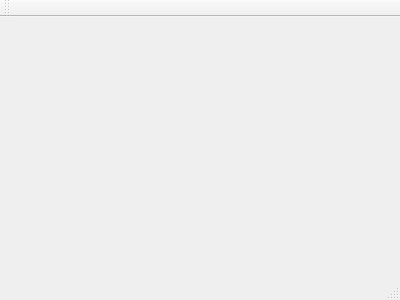
First picture: the form in mainwindow.ui, repository Mike308/Gui-Modbus-Master, before the edit.
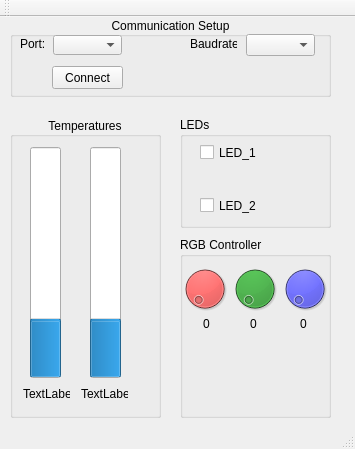
Second picture: the form after the edit.

```diff
--- a/mainwindow.ui
+++ b/mainwindow.ui
@@ -1,24 +1,1566 @@
 <ui version="4.0">
  <class>MainWindow</class>
- <widget class="QMainWindow" name="MainWindow" >
-  <property name="geometry" >
+ <widget class="QMainWindow" name="MainWindow">
+  <property name="geometry">
    <rect>
     <x>0</x>
     <y>0</y>
-    <width>400</width>
-    <height>300</height>
+    <width>355</width>
+    <height>449</height>
    </rect>
   </property>
-  <property name="windowTitle" >
+  <property name="minimumSize">
+   <size>
+    <width>355</width>
+    <height>449</height>
+   </size>
+  </property>
+  <property name="maximumSize">
+   <size>
+    <width>355</width>
+    <height>449</height>
+   </size>
+  </property>
+  <property name="windowTitle">
    <string>MainWindow</string>
   </property>
-  <widget class="QMenuBar" name="menuBar" />
-  <widget class="QToolBar" name="mainToolBar" />
-  <widget class="QWidget" name="centralWidget" />
-  <widget class="QStatusBar" name="statusBar" />
+  <widget class="QWidget" name="centralWidget">
+   <widget class="QGroupBox" name="groupBox">
+    <property name="geometry">
+     <rect>
+      <x>10</x>
+      <y>0</y>
+      <width>321</width>
+      <height>80</height>
+     </rect>
+    </property>
+    <property name="title">
+     <string>Communication Setup</string>
+    </property>
+    <property name="alignment">
+     <set>Qt::AlignCenter</set>
+    </property>
+    <widget class="QLabel" name="label">
+     <property name="geometry">
+      <rect>
+       <x>10</x>
+       <y>20</y>
+       <width>47</width>
+       <height>13</height>
+      </rect>
+     </property>
+     <property name="text">
+      <string>Port:</string>
+     </property>
+    </widget>
+    <widget class="QLabel" name="label_2">
+     <property name="geometry">
+      <rect>
+       <x>180</x>
+       <y>20</y>
+       <width>47</width>
+       <height>13</height>
+      </rect>
+     </property>
+     <property name="text">
+      <string>Baudrate:</string>
+     </property>
+    </widget>
+    <widget class="QComboBox" name="comboBox">
+     <property name="geometry">
+      <rect>
+       <x>43</x>
+       <y>18</y>
+       <width>69</width>
+       <height>20</height>
+      </rect>
+     </property>
+    </widget>
+    <widget class="QComboBox" name="comboBox_2">
+     <property name="geometry">
+      <rect>
+       <x>236</x>
+       <y>17</y>
+       <width>69</width>
+       <height>22</height>
+      </rect>
+     </property>
+    </widget>
+    <widget class="QPushButton" name="pushButton">
+     <property name="geometry">
+      <rect>
+       <x>42</x>
+       <y>49</y>
+       <width>71</width>
+       <height>23</height>
+      </rect>
+     </property>
+     <property name="text">
+      <string>Connect</string>
+     </property>
+    </widget>
+   </widget>
+   <widget class="QGroupBox" name="groupBox_2">
+    <property name="geometry">
+     <rect>
+      <x>10</x>
+      <y>100</y>
+      <width>151</width>
+      <height>301</height>
+     </rect>
+    </property>
+    <property name="title">
+     <string>Temperatures</string>
+    </property>
+    <property name="alignment">
+     <set>Qt::AlignCenter</set>
+    </property>
+    <widget class="QProgressBar" name="progressBar">
+     <property name="geometry">
+      <rect>
+       <x>20</x>
+       <y>30</y>
+       <width>31</width>
+       <height>231</height>
+      </rect>
+     </property>
+     <property name="value">
+      <number>24</number>
+     </property>
+     <property name="orientation">
+      <enum>Qt::Vertical</enum>
+     </property>
+    </widget>
+    <widget class="QProgressBar" name="progressBar_2">
+     <property name="geometry">
+      <rect>
+       <x>80</x>
+       <y>30</y>
+       <width>31</width>
+       <height>231</height>
+      </rect>
+     </property>
+     <property name="value">
+      <number>24</number>
+     </property>
+     <property name="orientation">
+      <enum>Qt::Vertical</enum>
+     </property>
+    </widget>
+    <widget class="QLabel" name="label_3">
+     <property name="geometry">
+      <rect>
+       <x>13</x>
+       <y>270</y>
+       <width>47</width>
+       <height>13</height>
+      </rect>
+     </property>
+     <property name="text">
+      <string>TextLabel</string>
+     </property>
+    </widget>
+    <widget class="QLabel" name="label_4">
+     <property name="geometry">
+      <rect>
+       <x>71</x>
+       <y>270</y>
+       <width>47</width>
+       <height>13</height>
+      </rect>
+     </property>
+     <property name="text">
+      <string>TextLabel</string>
+     </property>
+    </widget>
+   </widget>
+   <widget class="QGroupBox" name="groupBox_3">
+    <property name="geometry">
+     <rect>
+      <x>180</x>
+      <y>100</y>
+      <width>151</width>
+      <height>111</height>
+     </rect>
+    </property>
+    <property name="title">
+     <string>LEDs</string>
+    </property>
+    <widget class="QCheckBox" name="checkBox">
+     <property name="geometry">
+      <rect>
+       <x>20</x>
+       <y>20</y>
+       <width>81</width>
+       <height>31</height>
+      </rect>
+     </property>
+     <property name="text">
+      <string>LED_1</string>
+     </property>
+    </widget>
+    <widget class="QCheckBox" name="checkBox_2">
+     <property name="geometry">
+      <rect>
+       <x>20</x>
+       <y>80</y>
+       <width>70</width>
+       <height>17</height>
+      </rect>
+     </property>
+     <property name="text">
+      <string>LED_2</string>
+     </property>
+    </widget>
+   </widget>
+   <widget class="QGroupBox" name="groupBox_4">
+    <property name="geometry">
+     <rect>
+      <x>180</x>
+      <y>220</y>
+      <width>151</width>
+      <height>181</height>
+     </rect>
+    </property>
+    <property name="title">
+     <string>RGB Controller</string>
+    </property>
+    <widget class="QDial" name="dial">
+     <property name="geometry">
+      <rect>
+       <x>0</x>
+       <y>20</y>
+       <width>50</width>
+       <height>64</height>
+      </rect>
+     </property>
+     <property name="palette">
+      <palette>
+       <active>
+        <colorrole role="WindowText">
+         <brush brushstyle="SolidPattern">
+          <color alpha="255">
+           <red>0</red>
+           <green>0</green>
+           <blue>0</blue>
+          </color>
+         </brush>
+        </colorrole>
+        <colorrole role="Button">
+         <brush brushstyle="SolidPattern">
+          <color alpha="255">
+           <red>255</red>
+           <green>0</green>
+           <blue>0</blue>
+          </color>
+         </brush>
+        </colorrole>
+        <colorrole role="Light">
+         <brush brushstyle="SolidPattern">
+          <color alpha="255">
+           <red>255</red>
+           <green>127</green>
+           <blue>127</blue>
+          </color>
+         </brush>
+        </colorrole>
+        <colorrole role="Midlight">
+         <brush brushstyle="SolidPattern">
+          <color alpha="255">
+           <red>255</red>
+           <green>63</green>
+           <blue>63</blue>
+          </color>
+         </brush>
+        </colorrole>
+        <colorrole role="Dark">
+         <brush brushstyle="SolidPattern">
+          <color alpha="255">
+           <red>127</red>
+           <green>0</green>
+           <blue>0</blue>
+          </color>
+         </brush>
+        </colorrole>
+        <colorrole role="Mid">
+         <brush brushstyle="SolidPattern">
+          <color alpha="255">
+           <red>170</red>
+           <green>0</green>
+           <blue>0</blue>
+          </color>
+         </brush>
+        </colorrole>
+        <colorrole role="Text">
+         <brush brushstyle="SolidPattern">
+          <color alpha="255">
+           <red>0</red>
+           <green>0</green>
+           <blue>0</blue>
+          </color>
+         </brush>
+        </colorrole>
+        <colorrole role="BrightText">
+         <brush brushstyle="SolidPattern">
+          <color alpha="255">
+           <red>255</red>
+           <green>255</green>
+           <blue>255</blue>
+          </color>
+         </brush>
+        </colorrole>
+        <colorrole role="ButtonText">
+         <brush brushstyle="SolidPattern">
+          <color alpha="255">
+           <red>0</red>
+           <green>0</green>
+           <blue>0</blue>
+          </color>
+         </brush>
+        </colorrole>
+        <colorrole role="Base">
+         <brush brushstyle="SolidPattern">
+          <color alpha="255">
+           <red>255</red>
+           <green>255</green>
+           <blue>255</blue>
+          </color>
+         </brush>
+        </colorrole>
+        <colorrole role="Window">
+         <brush brushstyle="SolidPattern">
+          <color alpha="255">
+           <red>255</red>
+           <green>0</green>
+           <blue>0</blue>
+          </color>
+         </brush>
+        </colorrole>
+        <colorrole role="Shadow">
+         <brush brushstyle="SolidPattern">
+          <color alpha="255">
+           <red>0</red>
+           <green>0</green>
+           <blue>0</blue>
+          </color>
+         </brush>
+        </colorrole>
+        <colorrole role="AlternateBase">
+         <brush brushstyle="SolidPattern">
+          <color alpha="255">
+           <red>255</red>
+           <green>127</green>
+           <blue>127</blue>
+          </color>
+         </brush>
+        </colorrole>
+        <colorrole role="ToolTipBase">
+         <brush brushstyle="SolidPattern">
+          <color alpha="255">
+           <red>255</red>
+           <green>255</green>
+           <blue>220</blue>
+          </color>
+         </brush>
+        </colorrole>
+        <colorrole role="ToolTipText">
+         <brush brushstyle="SolidPattern">
+          <color alpha="255">
+           <red>0</red>
+           <green>0</green>
+           <blue>0</blue>
+          </color>
+         </brush>
+        </colorrole>
+       </active>
+       <inactive>
+        <colorrole role="WindowText">
+         <brush brushstyle="SolidPattern">
+          <color alpha="255">
+           <red>0</red>
+           <green>0</green>
+           <blue>0</blue>
+          </color>
+         </brush>
+        </colorrole>
+        <colorrole role="Button">
+         <brush brushstyle="SolidPattern">
+          <color alpha="255">
+           <red>255</red>
+           <green>0</green>
+           <blue>0</blue>
+          </color>
+         </brush>
+        </colorrole>
+        <colorrole role="Light">
+         <brush brushstyle="SolidPattern">
+          <color alpha="255">
+           <red>255</red>
+           <green>127</green>
+           <blue>127</blue>
+          </color>
+         </brush>
+        </colorrole>
+        <colorrole role="Midlight">
+         <brush brushstyle="SolidPattern">
+          <color alpha="255">
+           <red>255</red>
+           <green>63</green>
+           <blue>63</blue>
+          </color>
+         </brush>
+        </colorrole>
+        <colorrole role="Dark">
+         <brush brushstyle="SolidPattern">
+          <color alpha="255">
+           <red>127</red>
+           <green>0</green>
+           <blue>0</blue>
+          </color>
+         </brush>
+        </colorrole>
+        <colorrole role="Mid">
+         <brush brushstyle="SolidPattern">
+          <color alpha="255">
+           <red>170</red>
+           <green>0</green>
+           <blue>0</blue>
+          </color>
+         </brush>
+        </colorrole>
+        <colorrole role="Text">
+         <brush brushstyle="SolidPattern">
+          <color alpha="255">
+           <red>0</red>
+           <green>0</green>
+           <blue>0</blue>
+          </color>
+         </brush>
+        </colorrole>
+        <colorrole role="BrightText">
+         <brush brushstyle="SolidPattern">
+          <color alpha="255">
+           <red>255</red>
+           <green>255</green>
+           <blue>255</blue>
+          </color>
+         </brush>
+        </colorrole>
+        <colorrole role="ButtonText">
+         <brush brushstyle="SolidPattern">
+          <color alpha="255">
+           <red>0</red>
+           <green>0</green>
+           <blue>0</blue>
+          </color>
+         </brush>
+        </colorrole>
+        <colorrole role="Base">
+         <brush brushstyle="SolidPattern">
+          <color alpha="255">
+           <red>255</red>
+           <green>255</green>
+           <blue>255</blue>
+          </color>
+         </brush>
+        </colorrole>
+        <colorrole role="Window">
+         <brush brushstyle="SolidPattern">
+          <color alpha="255">
+           <red>255</red>
+           <green>0</green>
+           <blue>0</blue>
+          </color>
+         </brush>
+        </colorrole>
+        <colorrole role="Shadow">
+         <brush brushstyle="SolidPattern">
+          <color alpha="255">
+           <red>0</red>
+           <green>0</green>
+           <blue>0</blue>
+          </color>
+         </brush>
+        </colorrole>
+        <colorrole role="AlternateBase">
+         <brush brushstyle="SolidPattern">
+          <color alpha="255">
+           <red>255</red>
+           <green>127</green>
+           <blue>127</blue>
+          </color>
+         </brush>
+        </colorrole>
+        <colorrole role="ToolTipBase">
+         <brush brushstyle="SolidPattern">
+          <color alpha="255">
+           <red>255</red>
+           <green>255</green>
+           <blue>220</blue>
+          </color>
+         </brush>
+        </colorrole>
+        <colorrole role="ToolTipText">
+         <brush brushstyle="SolidPattern">
+          <color alpha="255">
+           <red>0</red>
+           <green>0</green>
+           <blue>0</blue>
+          </color>
+         </brush>
+        </colorrole>
+       </inactive>
+       <disabled>
+        <colorrole role="WindowText">
+         <brush brushstyle="SolidPattern">
+          <color alpha="255">
+           <red>127</red>
+           <green>0</green>
+           <blue>0</blue>
+          </color>
+         </brush>
+        </colorrole>
+        <colorrole role="Button">
+         <brush brushstyle="SolidPattern">
+          <color alpha="255">
+           <red>255</red>
+           <green>0</green>
+           <blue>0</blue>
+          </color>
+         </brush>
+        </colorrole>
+        <colorrole role="Light">
+         <brush brushstyle="SolidPattern">
+          <color alpha="255">
+           <red>255</red>
+           <green>127</green>
+           <blue>127</blue>
+          </color>
+         </brush>
+        </colorrole>
+        <colorrole role="Midlight">
+         <brush brushstyle="SolidPattern">
+          <color alpha="255">
+           <red>255</red>
+           <green>63</green>
+           <blue>63</blue>
+          </color>
+         </brush>
+        </colorrole>
+        <colorrole role="Dark">
+         <brush brushstyle="SolidPattern">
+          <color alpha="255">
+           <red>127</red>
+           <green>0</green>
+           <blue>0</blue>
+          </color>
+         </brush>
+        </colorrole>
+        <colorrole role="Mid">
+         <brush brushstyle="SolidPattern">
+          <color alpha="255">
+           <red>170</red>
+           <green>0</green>
+           <blue>0</blue>
+          </color>
+         </brush>
+        </colorrole>
+        <colorrole role="Text">
+         <brush brushstyle="SolidPattern">
+          <color alpha="255">
+           <red>127</red>
+           <green>0</green>
+           <blue>0</blue>
+          </color>
+         </brush>
+        </colorrole>
+        <colorrole role="BrightText">
+         <brush brushstyle="SolidPattern">
+          <color alpha="255">
+           <red>255</red>
+           <green>255</green>
+           <blue>255</blue>
+          </color>
+         </brush>
+        </colorrole>
+        <colorrole role="ButtonText">
+         <brush brushstyle="SolidPattern">
+          <color alpha="255">
+           <red>127</red>
+           <green>0</green>
+           <blue>0</blue>
+          </color>
+         </brush>
+        </colorrole>
+        <colorrole role="Base">
+         <brush brushstyle="SolidPattern">
+          <color alpha="255">
+           <red>255</red>
+           <green>0</green>
+           <blue>0</blue>
+          </color>
+         </brush>
+        </colorrole>
+        <colorrole role="Window">
+         <brush brushstyle="SolidPattern">
+          <color alpha="255">
+           <red>255</red>
+           <green>0</green>
+           <blue>0</blue>
+          </color>
+         </brush>
+        </colorrole>
+        <colorrole role="Shadow">
+         <brush brushstyle="SolidPattern">
+          <color alpha="255">
+           <red>0</red>
+           <green>0</green>
+           <blue>0</blue>
+          </color>
+         </brush>
+        </colorrole>
+        <colorrole role="AlternateBase">
+         <brush brushstyle="SolidPattern">
+          <color alpha="255">
+           <red>255</red>
+           <green>0</green>
+           <blue>0</blue>
+          </color>
+         </brush>
+        </colorrole>
+        <colorrole role="ToolTipBase">
+         <brush brushstyle="SolidPattern">
+          <color alpha="255">
+           <red>255</red>
+           <green>255</green>
+           <blue>220</blue>
+          </color>
+         </brush>
+        </colorrole>
+        <colorrole role="ToolTipText">
+         <brush brushstyle="SolidPattern">
+          <color alpha="255">
+           <red>0</red>
+           <green>0</green>
+           <blue>0</blue>
+          </color>
+         </brush>
+        </colorrole>
+       </disabled>
+      </palette>
+     </property>
+    </widget>
+    <widget class="QDial" name="dial_2">
+     <property name="geometry">
+      <rect>
+       <x>50</x>
+       <y>20</y>
+       <width>50</width>
+       <height>64</height>
+      </rect>
+     </property>
+     <property name="palette">
+      <palette>
+       <active>
+        <colorrole role="WindowText">
+         <brush brushstyle="SolidPattern">
+          <color alpha="255">
+           <red>0</red>
+           <green>0</green>
+           <blue>0</blue>
+          </color>
+         </brush>
+        </colorrole>
+        <colorrole role="Button">
+         <brush brushstyle="SolidPattern">
+          <color alpha="255">
+           <red>0</red>
+           <green>170</green>
+           <blue>0</blue>
+          </color>
+         </brush>
+        </colorrole>
+        <colorrole role="Light">
+         <brush brushstyle="SolidPattern">
+          <color alpha="255">
+           <red>0</red>
+           <green>255</green>
+           <blue>0</blue>
+          </color>
+         </brush>
+        </colorrole>
+        <colorrole role="Midlight">
+         <brush brushstyle="SolidPattern">
+          <color alpha="255">
+           <red>0</red>
+           <green>212</green>
+           <blue>0</blue>
+          </color>
+         </brush>
+        </colorrole>
+        <colorrole role="Dark">
+         <brush brushstyle="SolidPattern">
+          <color alpha="255">
+           <red>0</red>
+           <green>85</green>
+           <blue>0</blue>
+          </color>
+         </brush>
+        </colorrole>
+        <colorrole role="Mid">
+         <brush brushstyle="SolidPattern">
+          <color alpha="255">
+           <red>0</red>
+           <green>113</green>
+           <blue>0</blue>
+          </color>
+         </brush>
+        </colorrole>
+        <colorrole role="Text">
+         <brush brushstyle="SolidPattern">
+          <color alpha="255">
+           <red>0</red>
+           <green>0</green>
+           <blue>0</blue>
+          </color>
+         </brush>
+        </colorrole>
+        <colorrole role="BrightText">
+         <brush brushstyle="SolidPattern">
+          <color alpha="255">
+           <red>255</red>
+           <green>255</green>
+           <blue>255</blue>
+          </color>
+         </brush>
+        </colorrole>
+        <colorrole role="ButtonText">
+         <brush brushstyle="SolidPattern">
+          <color alpha="255">
+           <red>0</red>
+           <green>0</green>
+           <blue>0</blue>
+          </color>
+         </brush>
+        </colorrole>
+        <colorrole role="Base">
+         <brush brushstyle="SolidPattern">
+          <color alpha="255">
+           <red>255</red>
+           <green>255</green>
+           <blue>255</blue>
+          </color>
+         </brush>
+        </colorrole>
+        <colorrole role="Window">
+         <brush brushstyle="SolidPattern">
+          <color alpha="255">
+           <red>0</red>
+           <green>170</green>
+           <blue>0</blue>
+          </color>
+         </brush>
+        </colorrole>
+        <colorrole role="Shadow">
+         <brush brushstyle="SolidPattern">
+          <color alpha="255">
+           <red>0</red>
+           <green>0</green>
+           <blue>0</blue>
+          </color>
+         </brush>
+        </colorrole>
+        <colorrole role="AlternateBase">
+         <brush brushstyle="SolidPattern">
+          <color alpha="255">
+           <red>127</red>
+           <green>212</green>
+           <blue>127</blue>
+          </color>
+         </brush>
+        </colorrole>
+        <colorrole role="ToolTipBase">
+         <brush brushstyle="SolidPattern">
+          <color alpha="255">
+           <red>255</red>
+           <green>255</green>
+           <blue>220</blue>
+          </color>
+         </brush>
+        </colorrole>
+        <colorrole role="ToolTipText">
+         <brush brushstyle="SolidPattern">
+          <color alpha="255">
+           <red>0</red>
+           <green>0</green>
+           <blue>0</blue>
+          </color>
+         </brush>
+        </colorrole>
+       </active>
+       <inactive>
+        <colorrole role="WindowText">
+         <brush brushstyle="SolidPattern">
+          <color alpha="255">
+           <red>0</red>
+           <green>0</green>
+           <blue>0</blue>
+          </color>
+         </brush>
+        </colorrole>
+        <colorrole role="Button">
+         <brush brushstyle="SolidPattern">
+          <color alpha="255">
+           <red>0</red>
+           <green>170</green>
+           <blue>0</blue>
+          </color>
+         </brush>
+        </colorrole>
+        <colorrole role="Light">
+         <brush brushstyle="SolidPattern">
+          <color alpha="255">
+           <red>0</red>
+           <green>255</green>
+           <blue>0</blue>
+          </color>
+         </brush>
+        </colorrole>
+        <colorrole role="Midlight">
+         <brush brushstyle="SolidPattern">
+          <color alpha="255">
+           <red>0</red>
+           <green>212</green>
+           <blue>0</blue>
+          </color>
+         </brush>
+        </colorrole>
+        <colorrole role="Dark">
+         <brush brushstyle="SolidPattern">
+          <color alpha="255">
+           <red>0</red>
+           <green>85</green>
+           <blue>0</blue>
+          </color>
+         </brush>
+        </colorrole>
+        <colorrole role="Mid">
+         <brush brushstyle="SolidPattern">
+          <color alpha="255">
+           <red>0</red>
+           <green>113</green>
+           <blue>0</blue>
+          </color>
+         </brush>
+        </colorrole>
+        <colorrole role="Text">
+         <brush brushstyle="SolidPattern">
+          <color alpha="255">
+           <red>0</red>
+           <green>0</green>
+           <blue>0</blue>
+          </color>
+         </brush>
+        </colorrole>
+        <colorrole role="BrightText">
+         <brush brushstyle="SolidPattern">
+          <color alpha="255">
+           <red>255</red>
+           <green>255</green>
+           <blue>255</blue>
+          </color>
+         </brush>
+        </colorrole>
+        <colorrole role="ButtonText">
+         <brush brushstyle="SolidPattern">
+          <color alpha="255">
+           <red>0</red>
+           <green>0</green>
+           <blue>0</blue>
+          </color>
+         </brush>
+        </colorrole>
+        <colorrole role="Base">
+         <brush brushstyle="SolidPattern">
+          <color alpha="255">
+           <red>255</red>
+           <green>255</green>
+           <blue>255</blue>
+          </color>
+         </brush>
+        </colorrole>
+        <colorrole role="Window">
+         <brush brushstyle="SolidPattern">
+          <color alpha="255">
+           <red>0</red>
+           <green>170</green>
+           <blue>0</blue>
+          </color>
+         </brush>
+        </colorrole>
+        <colorrole role="Shadow">
+         <brush brushstyle="SolidPattern">
+          <color alpha="255">
+           <red>0</red>
+           <green>0</green>
+           <blue>0</blue>
+          </color>
+         </brush>
+        </colorrole>
+        <colorrole role="AlternateBase">
+         <brush brushstyle="SolidPattern">
+          <color alpha="255">
+           <red>127</red>
+           <green>212</green>
+           <blue>127</blue>
+          </color>
+         </brush>
+        </colorrole>
+        <colorrole role="ToolTipBase">
+         <brush brushstyle="SolidPattern">
+          <color alpha="255">
+           <red>255</red>
+           <green>255</green>
+           <blue>220</blue>
+          </color>
+         </brush>
+        </colorrole>
+        <colorrole role="ToolTipText">
+         <brush brushstyle="SolidPattern">
+          <color alpha="255">
+           <red>0</red>
+           <green>0</green>
+           <blue>0</blue>
+          </color>
+         </brush>
+        </colorrole>
+       </inactive>
+       <disabled>
+        <colorrole role="WindowText">
+         <brush brushstyle="SolidPattern">
+          <color alpha="255">
+           <red>0</red>
+           <green>85</green>
+           <blue>0</blue>
+          </color>
+         </brush>
+        </colorrole>
+        <colorrole role="Button">
+         <brush brushstyle="SolidPattern">
+          <color alpha="255">
+           <red>0</red>
+           <green>170</green>
+           <blue>0</blue>
+          </color>
+         </brush>
+        </colorrole>
+        <colorrole role="Light">
+         <brush brushstyle="SolidPattern">
+          <color alpha="255">
+           <red>0</red>
+           <green>255</green>
+           <blue>0</blue>
+          </color>
+         </brush>
+        </colorrole>
+        <colorrole role="Midlight">
+         <brush brushstyle="SolidPattern">
+          <color alpha="255">
+           <red>0</red>
+           <green>212</green>
+           <blue>0</blue>
+          </color>
+         </brush>
+        </colorrole>
+        <colorrole role="Dark">
+         <brush brushstyle="SolidPattern">
+          <color alpha="255">
+           <red>0</red>
+           <green>85</green>
+           <blue>0</blue>
+          </color>
+         </brush>
+        </colorrole>
+        <colorrole role="Mid">
+         <brush brushstyle="SolidPattern">
+          <color alpha="255">
+           <red>0</red>
+           <green>113</green>
+           <blue>0</blue>
+          </color>
+         </brush>
+        </colorrole>
+        <colorrole role="Text">
+         <brush brushstyle="SolidPattern">
+          <color alpha="255">
+           <red>0</red>
+           <green>85</green>
+           <blue>0</blue>
+          </color>
+         </brush>
+        </colorrole>
+        <colorrole role="BrightText">
+         <brush brushstyle="SolidPattern">
+          <color alpha="255">
+           <red>255</red>
+           <green>255</green>
+           <blue>255</blue>
+          </color>
+         </brush>
+        </colorrole>
+        <colorrole role="ButtonText">
+         <brush brushstyle="SolidPattern">
+          <color alpha="255">
+           <red>0</red>
+           <green>85</green>
+           <blue>0</blue>
+          </color>
+         </brush>
+        </colorrole>
+        <colorrole role="Base">
+         <brush brushstyle="SolidPattern">
+          <color alpha="255">
+           <red>0</red>
+           <green>170</green>
+           <blue>0</blue>
+          </color>
+         </brush>
+        </colorrole>
+        <colorrole role="Window">
+         <brush brushstyle="SolidPattern">
+          <color alpha="255">
+           <red>0</red>
+           <green>170</green>
+           <blue>0</blue>
+          </color>
+         </brush>
+        </colorrole>
+        <colorrole role="Shadow">
+         <brush brushstyle="SolidPattern">
+          <color alpha="255">
+           <red>0</red>
+           <green>0</green>
+           <blue>0</blue>
+          </color>
+         </brush>
+        </colorrole>
+        <colorrole role="AlternateBase">
+         <brush brushstyle="SolidPattern">
+          <color alpha="255">
+           <red>0</red>
+           <green>170</green>
+           <blue>0</blue>
+          </color>
+         </brush>
+        </colorrole>
+        <colorrole role="ToolTipBase">
+         <brush brushstyle="SolidPattern">
+          <color alpha="255">
+           <red>255</red>
+           <green>255</green>
+           <blue>220</blue>
+          </color>
+         </brush>
+        </colorrole>
+        <colorrole role="ToolTipText">
+         <brush brushstyle="SolidPattern">
+          <color alpha="255">
+           <red>0</red>
+           <green>0</green>
+           <blue>0</blue>
+          </color>
+         </brush>
+        </colorrole>
+       </disabled>
+      </palette>
+     </property>
+    </widget>
+    <widget class="QDial" name="dial_3">
+     <property name="geometry">
+      <rect>
+       <x>100</x>
+       <y>20</y>
+       <width>50</width>
+       <height>64</height>
+      </rect>
+     </property>
+     <property name="palette">
+      <palette>
+       <active>
+        <colorrole role="WindowText">
+         <brush brushstyle="SolidPattern">
+          <color alpha="255">
+           <red>0</red>
+           <green>0</green>
+           <blue>0</blue>
+          </color>
+         </brush>
+        </colorrole>
+        <colorrole role="Button">
+         <brush brushstyle="SolidPattern">
+          <color alpha="255">
+           <red>0</red>
+           <green>0</green>
+           <blue>255</blue>
+          </color>
+         </brush>
+        </colorrole>
+        <colorrole role="Light">
+         <brush brushstyle="SolidPattern">
+          <color alpha="255">
+           <red>127</red>
+           <green>127</green>
+           <blue>255</blue>
+          </color>
+         </brush>
+        </colorrole>
+        <colorrole role="Midlight">
+         <brush brushstyle="SolidPattern">
+          <color alpha="255">
+           <red>63</red>
+           <green>63</green>
+           <blue>255</blue>
+          </color>
+         </brush>
+        </colorrole>
+        <colorrole role="Dark">
+         <brush brushstyle="SolidPattern">
+          <color alpha="255">
+           <red>0</red>
+           <green>0</green>
+           <blue>127</blue>
+          </color>
+         </brush>
+        </colorrole>
+        <colorrole role="Mid">
+         <brush brushstyle="SolidPattern">
+          <color alpha="255">
+           <red>0</red>
+           <green>0</green>
+           <blue>170</blue>
+          </color>
+         </brush>
+        </colorrole>
+        <colorrole role="Text">
+         <brush brushstyle="SolidPattern">
+          <color alpha="255">
+           <red>0</red>
+           <green>0</green>
+           <blue>0</blue>
+          </color>
+         </brush>
+        </colorrole>
+        <colorrole role="BrightText">
+         <brush brushstyle="SolidPattern">
+          <color alpha="255">
+           <red>255</red>
+           <green>255</green>
+           <blue>255</blue>
+          </color>
+         </brush>
+        </colorrole>
+        <colorrole role="ButtonText">
+         <brush brushstyle="SolidPattern">
+          <color alpha="255">
+           <red>0</red>
+           <green>0</green>
+           <blue>0</blue>
+          </color>
+         </brush>
+        </colorrole>
+        <colorrole role="Base">
+         <brush brushstyle="SolidPattern">
+          <color alpha="255">
+           <red>255</red>
+           <green>255</green>
+           <blue>255</blue>
+          </color>
+         </brush>
+        </colorrole>
+        <colorrole role="Window">
+         <brush brushstyle="SolidPattern">
+          <color alpha="255">
+           <red>0</red>
+           <green>0</green>
+           <blue>255</blue>
+          </color>
+         </brush>
+        </colorrole>
+        <colorrole role="Shadow">
+         <brush brushstyle="SolidPattern">
+          <color alpha="255">
+           <red>0</red>
+           <green>0</green>
+           <blue>0</blue>
+          </color>
+         </brush>
+        </colorrole>
+        <colorrole role="AlternateBase">
+         <brush brushstyle="SolidPattern">
+          <color alpha="255">
+           <red>127</red>
+           <green>127</green>
+           <blue>255</blue>
+          </color>
+         </brush>
+        </colorrole>
+        <colorrole role="ToolTipBase">
+         <brush brushstyle="SolidPattern">
+          <color alpha="255">
+           <red>255</red>
+           <green>255</green>
+           <blue>220</blue>
+          </color>
+         </brush>
+        </colorrole>
+        <colorrole role="ToolTipText">
+         <brush brushstyle="SolidPattern">
+          <color alpha="255">
+           <red>0</red>
+           <green>0</green>
+           <blue>0</blue>
+          </color>
+         </brush>
+        </colorrole>
+       </active>
+       <inactive>
+        <colorrole role="WindowText">
+         <brush brushstyle="SolidPattern">
+          <color alpha="255">
+           <red>0</red>
+           <green>0</green>
+           <blue>0</blue>
+          </color>
+         </brush>
+        </colorrole>
+        <colorrole role="Button">
+         <brush brushstyle="SolidPattern">
+          <color alpha="255">
+           <red>0</red>
+           <green>0</green>
+           <blue>255</blue>
+          </color>
+         </brush>
+        </colorrole>
+        <colorrole role="Light">
+         <brush brushstyle="SolidPattern">
+          <color alpha="255">
+           <red>127</red>
+           <green>127</green>
+           <blue>255</blue>
+          </color>
+         </brush>
+        </colorrole>
+        <colorrole role="Midlight">
+         <brush brushstyle="SolidPattern">
+          <color alpha="255">
+           <red>63</red>
+           <green>63</green>
+           <blue>255</blue>
+          </color>
+         </brush>
+        </colorrole>
+        <colorrole role="Dark">
+         <brush brushstyle="SolidPattern">
+          <color alpha="255">
+           <red>0</red>
+           <green>0</green>
+           <blue>127</blue>
+          </color>
+         </brush>
+        </colorrole>
+        <colorrole role="Mid">
+         <brush brushstyle="SolidPattern">
+          <color alpha="255">
+           <red>0</red>
+           <green>0</green>
+           <blue>170</blue>
+          </color>
+         </brush>
+        </colorrole>
+        <colorrole role="Text">
+         <brush brushstyle="SolidPattern">
+          <color alpha="255">
+           <red>0</red>
+           <green>0</green>
+           <blue>0</blue>
+          </color>
+         </brush>
+        </colorrole>
+        <colorrole role="BrightText">
+         <brush brushstyle="SolidPattern">
+          <color alpha="255">
+           <red>255</red>
+           <green>255</green>
+           <blue>255</blue>
+          </color>
+         </brush>
+        </colorrole>
+        <colorrole role="ButtonText">
+         <brush brushstyle="SolidPattern">
+          <color alpha="255">
+           <red>0</red>
+           <green>0</green>
+           <blue>0</blue>
+          </color>
+         </brush>
+        </colorrole>
+        <colorrole role="Base">
+         <brush brushstyle="SolidPattern">
+          <color alpha="255">
+           <red>255</red>
+           <green>255</green>
+           <blue>255</blue>
+          </color>
+         </brush>
+        </colorrole>
+        <colorrole role="Window">
+         <brush brushstyle="SolidPattern">
+          <color alpha="255">
+           <red>0</red>
+           <green>0</green>
+           <blue>255</blue>
+          </color>
+         </brush>
+        </colorrole>
+        <colorrole role="Shadow">
+         <brush brushstyle="SolidPattern">
+          <color alpha="255">
+           <red>0</red>
+           <green>0</green>
+           <blue>0</blue>
+          </color>
+         </brush>
+        </colorrole>
+        <colorrole role="AlternateBase">
+         <brush brushstyle="SolidPattern">
+          <color alpha="255">
+           <red>127</red>
+           <green>127</green>
+           <blue>255</blue>
+          </color>
+         </brush>
+        </colorrole>
+        <colorrole role="ToolTipBase">
+         <brush brushstyle="SolidPattern">
+          <color alpha="255">
+           <red>255</red>
+           <green>255</green>
+           <blue>220</blue>
+          </color>
+         </brush>
+        </colorrole>
+        <colorrole role="ToolTipText">
+         <brush brushstyle="SolidPattern">
+          <color alpha="255">
+           <red>0</red>
+           <green>0</green>
+           <blue>0</blue>
+          </color>
+         </brush>
+        </colorrole>
+       </inactive>
+       <disabled>
+        <colorrole role="WindowText">
+         <brush brushstyle="SolidPattern">
+          <color alpha="255">
+           <red>0</red>
+           <green>0</green>
+           <blue>127</blue>
+          </color>
+         </brush>
+        </colorrole>
+        <colorrole role="Button">
+         <brush brushstyle="SolidPattern">
+          <color alpha="255">
+           <red>0</red>
+           <green>0</green>
+           <blue>255</blue>
+          </color>
+         </brush>
+        </colorrole>
+        <colorrole role="Light">
+         <brush brushstyle="SolidPattern">
+          <color alpha="255">
+           <red>127</red>
+           <green>127</green>
+           <blue>255</blue>
+          </color>
+         </brush>
+        </colorrole>
+        <colorrole role="Midlight">
+         <brush brushstyle="SolidPattern">
+          <color alpha="255">
+           <red>63</red>
+           <green>63</green>
+           <blue>255</blue>
+          </color>
+         </brush>
+        </colorrole>
+        <colorrole role="Dark">
+         <brush brushstyle="SolidPattern">
+          <color alpha="255">
+           <red>0</red>
+           <green>0</green>
+           <blue>127</blue>
+          </color>
+         </brush>
+        </colorrole>
+        <colorrole role="Mid">
+         <brush brushstyle="SolidPattern">
+          <color alpha="255">
+           <red>0</red>
+           <green>0</green>
+           <blue>170</blue>
+          </color>
+         </brush>
+        </colorrole>
+        <colorrole role="Text">
+         <brush brushstyle="SolidPattern">
+          <color alpha="255">
+           <red>0</red>
+           <green>0</green>
+           <blue>127</blue>
+          </color>
+         </brush>
+        </colorrole>
+        <colorrole role="BrightText">
+         <brush brushstyle="SolidPattern">
+          <color alpha="255">
+           <red>255</red>
+           <green>255</green>
+           <blue>255</blue>
+          </color>
+         </brush>
+        </colorrole>
+        <colorrole role="ButtonText">
+         <brush brushstyle="SolidPattern">
+          <color alpha="255">
+           <red>0</red>
+           <green>0</green>
+           <blue>127</blue>
+          </color>
+         </brush>
+        </colorrole>
+        <colorrole role="Base">
+         <brush brushstyle="SolidPattern">
+          <color alpha="255">
+           <red>0</red>
+           <green>0</green>
+           <blue>255</blue>
+          </color>
+         </brush>
+        </colorrole>
+        <colorrole role="Window">
+         <brush brushstyle="SolidPattern">
+          <color alpha="255">
+           <red>0</red>
+           <green>0</green>
+           <blue>255</blue>
+          </color>
+         </brush>
+        </colorrole>
+        <colorrole role="Shadow">
+         <brush brushstyle="SolidPattern">
+          <color alpha="255">
+           <red>0</red>
+           <green>0</green>
+           <blue>0</blue>
+          </color>
+         </brush>
+        </colorrole>
+        <colorrole role="AlternateBase">
+         <brush brushstyle="SolidPattern">
+          <color alpha="255">
+           <red>0</red>
+           <green>0</green>
+           <blue>255</blue>
+          </color>
+         </brush>
+        </colorrole>
+        <colorrole role="ToolTipBase">
+         <brush brushstyle="SolidPattern">
+          <color alpha="255">
+           <red>255</red>
+           <green>255</green>
+           <blue>220</blue>
+          </color>
+         </brush>
+        </colorrole>
+        <colorrole role="ToolTipText">
+         <brush brushstyle="SolidPattern">
+          <color alpha="255">
+           <red>0</red>
+           <green>0</green>
+           <blue>0</blue>
+          </color>
+         </brush>
+        </colorrole>
+       </disabled>
+      </palette>
+     </property>
+    </widget>
+    <widget class="QLabel" name="label_5">
+     <property name="geometry">
+      <rect>
+       <x>3</x>
+       <y>80</y>
+       <width>47</width>
+       <height>13</height>
+      </rect>
+     </property>
+     <property name="text">
+      <string>0</string>
+     </property>
+     <property name="alignment">
+      <set>Qt::AlignCenter</set>
+     </property>
+    </widget>
+    <widget class="QLabel" name="label_6">
+     <property name="geometry">
+      <rect>
+       <x>50</x>
+       <y>80</y>
+       <width>47</width>
+       <height>13</height>
+      </rect>
+     </property>
+     <property name="text">
+      <string>0</string>
+     </property>
+     <property name="alignment">
+      <set>Qt::AlignCenter</set>
+     </property>
+    </widget>
+    <widget class="QLabel" name="label_7">
+     <property name="geometry">
+      <rect>
+       <x>100</x>
+       <y>80</y>
+       <width>47</width>
+       <height>13</height>
+      </rect>
+     </property>
+     <property name="text">
+      <string>0</string>
+     </property>
+     <property name="alignment">
+      <set>Qt::AlignCenter</set>
+     </property>
+    </widget>
+   </widget>
+  </widget>
+  <widget class="QToolBar" name="mainToolBar">
+   <attribute name="toolBarArea">
+    <enum>TopToolBarArea</enum>
+   </attribute>
+   <attribute name="toolBarBreak">
+    <bool>false</bool>
+   </attribute>
+  </widget>
+  <widget class="QStatusBar" name="statusBar"/>
  </widget>
- <layoutDefault spacing="6" margin="11" />
- <pixmapfunction></pixmapfunction>
+ <layoutdefault spacing="6" margin="11"/>
  <resources/>
  <connections/>
 </ui>
```
Left out of the diff: 1 changed line with no effect on the pictures.
